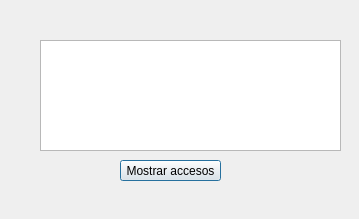
First picture: the form in administrador.ui, repository fernandusxd1/Informatica_Avanzada, before the edit.
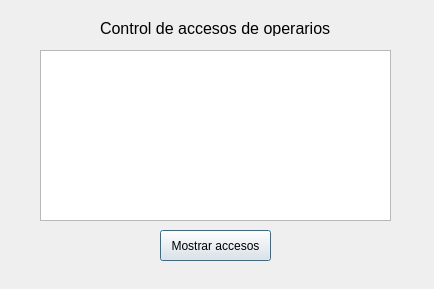
Second picture: the form after the edit.

Diff of the .ui file:
```diff
--- a/administrador.ui
+++ b/administrador.ui
@@ -6,8 +6,8 @@
    <rect>
     <x>0</x>
     <y>0</y>
-    <width>359</width>
-    <height>219</height>
+    <width>434</width>
+    <height>289</height>
    </rect>
   </property>
   <property name="windowTitle">
@@ -16,10 +16,10 @@
   <widget class="QPushButton" name="pushButton">
    <property name="geometry">
     <rect>
-     <x>120</x>
-     <y>160</y>
-     <width>101</width>
-     <height>21</height>
+     <x>160</x>
+     <y>230</y>
+     <width>111</width>
+     <height>31</height>
     </rect>
    </property>
    <property name="text">
@@ -30,15 +30,33 @@
    <property name="geometry">
     <rect>
      <x>40</x>
-     <y>40</y>
-     <width>301</width>
-     <height>111</height>
+     <y>50</y>
+     <width>351</width>
+     <height>171</height>
     </rect>
    </property>
    <property name="readOnly">
     <bool>true</bool>
    </property>
   </widget>
+  <widget class="QLabel" name="label">
+   <property name="geometry">
+    <rect>
+     <x>100</x>
+     <y>20</y>
+     <width>231</width>
+     <height>16</height>
+    </rect>
+   </property>
+   <property name="font">
+    <font>
+     <pointsize>12</pointsize>
+    </font>
+   </property>
+   <property name="text">
+    <string>Control de accesos de operarios</string>
+   </property>
+  </widget>
  </widget>
  <resources/>
  <connections/>
```
